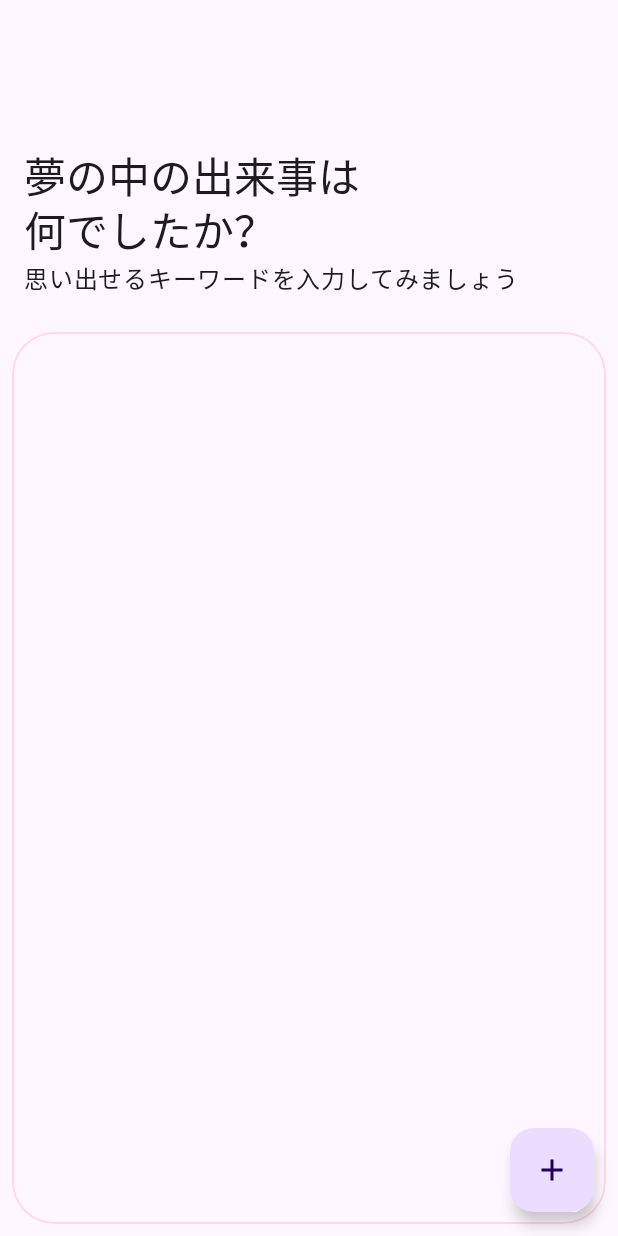
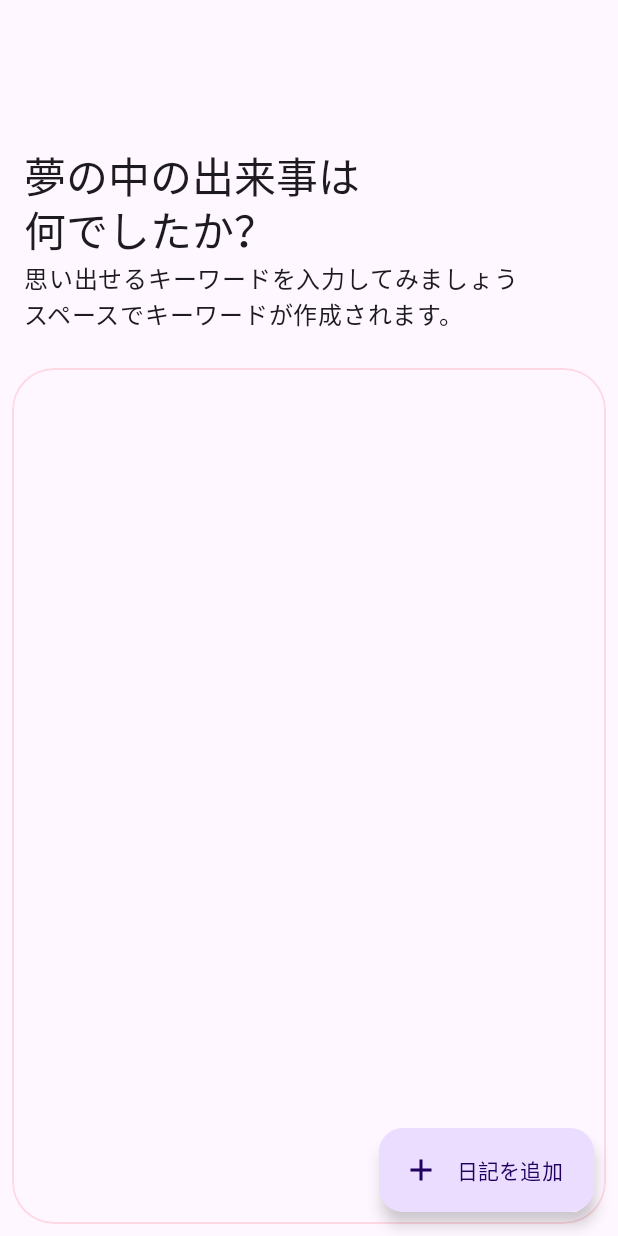
Before and after one commit to nnsnico/Keywd, an Android app built with Jetpack Compose: the diary screen opened through its navigation route, on a phone screen of 412 x 824 dp. Run offline under Robolectric (Android 15) with nearby library versions, the phone set to English and light mode, and no system bars; our stand-ins replace Dagger/Hilt's generated code; libraries missing offline, so code that uses them is left out: arrow.core, arrow.core.continuations, arrow.core.getOrElse, arrow.core.nonEmptyListOf, arrow.core.none and 5 more; Roboto replaces fonts that are not available here.

Commit message:
chore: tweak design

```diff
--- a/ui/adddiary/src/main/java/net/nns/keywd/ui/adddiary/AddDiary.kt
+++ b/ui/adddiary/src/main/java/net/nns/keywd/ui/adddiary/AddDiary.kt
@@ -16,6 +16,7 @@ import androidx.compose.foundation.layout.WindowInsets
 import androidx.compose.foundation.layout.fillMaxHeight
 import androidx.compose.foundation.layout.fillMaxWidth
 import androidx.compose.foundation.layout.heightIn
+import androidx.compose.foundation.layout.isImeVisible
 import androidx.compose.foundation.layout.padding
 import androidx.compose.foundation.layout.safeDrawing
 import androidx.compose.foundation.layout.widthIn
@@ -23,7 +24,7 @@ import androidx.compose.foundation.text.BasicTextField
 import androidx.compose.material.icons.Icons
 import androidx.compose.material.icons.filled.Add
 import androidx.compose.material3.AlertDialog
-import androidx.compose.material3.FloatingActionButton
+import androidx.compose.material3.ExtendedFloatingActionButton
 import androidx.compose.material3.Icon
 import androidx.compose.material3.MaterialTheme
 import androidx.compose.material3.Scaffold
@@ -133,6 +134,7 @@ private fun ConfirmDialog(
     )
 }
 
+@OptIn(ExperimentalLayoutApi::class)
 @Composable
 private fun AddDiaryLayout(
     keywords: ImmutableList<Keyword>,
@@ -145,9 +147,16 @@ private fun AddDiaryLayout(
     Scaffold(
         modifier = modifier,
         floatingActionButton = {
-            FloatingActionButton(onClick = onConfirmDiary) {
-                Icon(Icons.Filled.Add, contentDescription = "Confirm a diary")
-            }
+            ExtendedFloatingActionButton(
+                expanded = !WindowInsets.isImeVisible,
+                onClick = onConfirmDiary,
+                icon = {
+                    Icon(Icons.Filled.Add, contentDescription = null)
+                },
+                text = {
+                    Text(text = "日記を追加")
+                },
+            )
         },
         topBar = {
             Column(
@@ -159,7 +168,7 @@ private fun AddDiaryLayout(
                     style = MaterialTheme.typography.headlineMedium,
                 )
                 Text(
-                    text = "思い出せるキーワードを入力してみましょう",
+                    text = "思い出せるキーワードを入力してみましょう\nスペースでキーワードが作成されます。",
                     style = MaterialTheme.typography.bodyLarge,
                 )
             }
@@ -219,7 +228,7 @@ fun DiaryMemoryEditor(
                 )
                 .fillMaxWidth()
                 .fillMaxHeight()
-                .padding(horizontal = 8.dp),
+                .padding(8.dp),
         ) {
             LaunchedEffect(Unit) {
                 focusRequester.requestFocus()
@@ -233,7 +242,7 @@ fun DiaryMemoryEditor(
                 modifier = Modifier
                     .focusRequester(focusRequester)
                     .widthIn(min = 80.dp)
-                    .padding(horizontal = 4.dp, vertical = 16.dp)
+                    .padding(horizontal = 4.dp, vertical = 8.dp)
                     .align(Alignment.CenterVertically),
                 textStyle = MaterialTheme.typography.bodyLarge.copy(
                     fontFamily = FontFamily.Default,
```
Also changed, not shown: ui/core/src/main/java/net/nns/keywd/ui/core/components/KeywordChip.kt (+16 -4 lines), ui/diarylist/src/main/java/net/nns/keywd/ui/diarylist/DiaryList.kt (+2 -9 lines).
